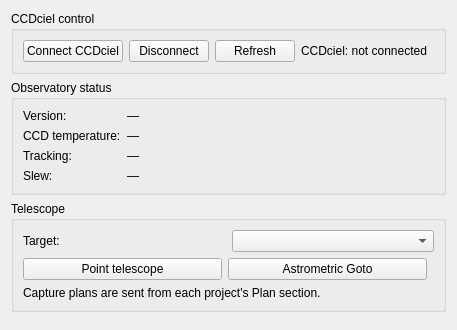
Old version of the form nightscribe/gui/ui/observatory_tab.ui in the repository irydeo/nightscribe.
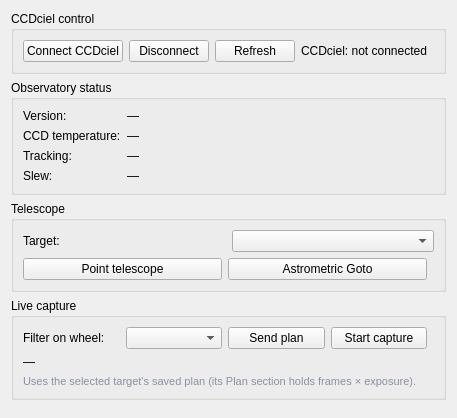
New version of the form.

Commit message: gui: UX-PC U3 — the Next card is the step machine's command center (Mark done / Skip beside Go →; per-section toggle rows retired for discreet footers), advanced blocks collapse (Calibration in Plan, 'What you kept from the session' in Process), and the live CCDciel capture (filter wheel, Send plan from the target's saved plan, Start capture, coords epoch) completes its move to the Observatory tab — Plan keeps a state link only

What changed in the file:
```diff
--- a/nightscribe/gui/ui/observatory_tab.ui
+++ b/nightscribe/gui/ui/observatory_tab.ui
@@ -51,7 +51,24 @@
         <item><spacer name="hsp_mount"><property name="orientation"><enum>Qt::Horizontal</enum></property></spacer></item>
        </layout>
       </item>
-      <item><widget class="QLabel" name="lbl_obs_hint"><property name="text"><string>Capture plans are sent from each project's Plan section.</string></property><property name="wordWrap"><bool>true</bool></property></widget></item>
+     </layout>
+    </widget>
+   </item>
+   <item>
+    <widget class="QGroupBox" name="grp_capture">
+     <property name="title"><string>Live capture</string></property>
+     <layout class="QVBoxLayout" name="captureLayout">
+      <item>
+       <layout class="QHBoxLayout" name="rowCapture">
+        <item><widget class="QLabel" name="lbl_obs_filter"><property name="text"><string>Filter on wheel:</string></property></widget></item>
+        <item><widget class="QComboBox" name="cmb_obs_filter"/></item>
+        <item><widget class="QPushButton" name="btn_obs_send_plan"><property name="text"><string>Send plan</string></property><property name="toolTip"><string>Stage the selected target's saved plan (frames × exposure) in CCDciel's Capture module</string></property></widget></item>
+        <item><widget class="QPushButton" name="btn_obs_start"><property name="text"><string>Start capture</string></property><property name="toolTip"><string>Start the staged capture in CCDciel</string></property></widget></item>
+        <item><spacer name="hsp_cap"><property name="orientation"><enum>Qt::Horizontal</enum></property></spacer></item>
+       </layout>
+      </item>
+      <item><widget class="QLabel" name="lbl_obs_coords"><property name="text"><string>—</string></property><property name="wordWrap"><bool>true</bool></property></widget></item>
+      <item><widget class="QLabel" name="lbl_obs_cap_hint"><property name="text"><string>Uses the selected target's saved plan (its Plan section holds frames × exposure).</string></property><property name="wordWrap"><bool>true</bool></property><property name="styleSheet"><string notr="true">color: #8a90a6; font-size: 11px;</string></property></widget></item>
      </layout>
     </widget>
    </item>
```
The commit also changes 4 other files.
